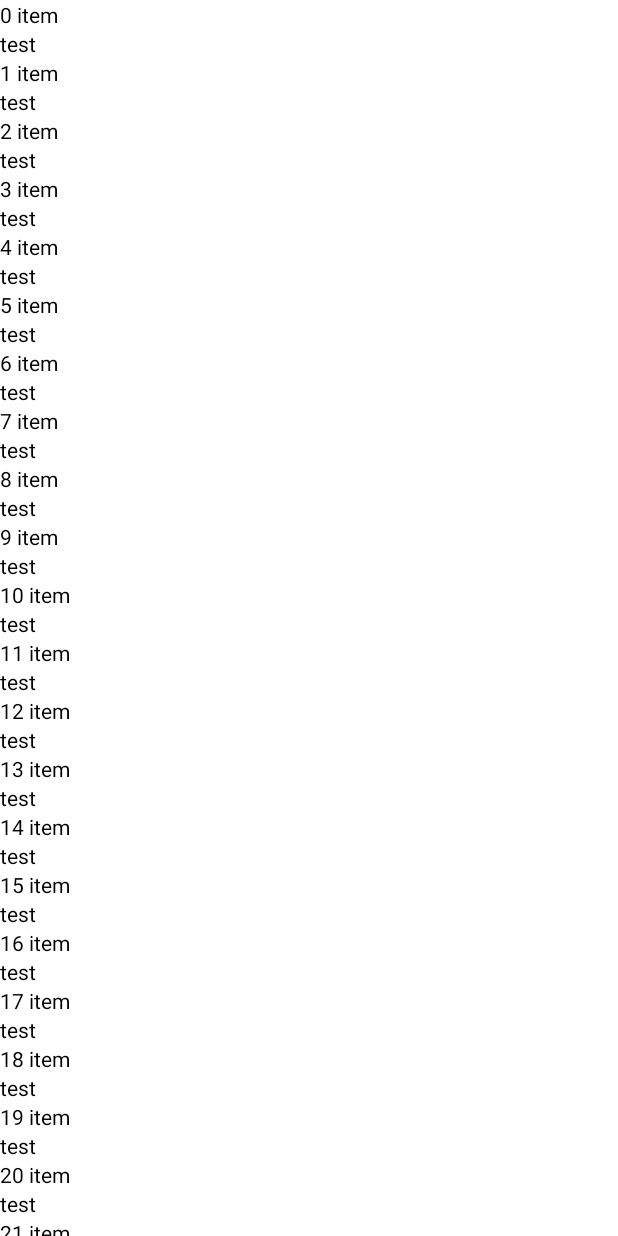
After one commit to SergeiKolyagO/tmsAndroid, an Android app: the RecyclerFragment screen opened through its navigation route, on a phone screen of 412 x 824 dp. The commit adds this screen. Run offline under Robolectric (Android 15) with nearby library versions, the phone set to English and light mode, and no system bars.

Commit message:
task4 homework

```diff
--- /dev/null
+++ b/app/src/main/java/com/example/task3/RecyclerAdapter.kt
@@ -0,0 +1,33 @@
+package com.example.task3
+
+import android.view.LayoutInflater
+import android.view.View
+import android.view.ViewGroup
+import android.widget.TextView
+import androidx.recyclerview.widget.RecyclerView
+
+class RecyclerAdapter (private val items: List<String>) :
+    RecyclerView.Adapter<RecyclerAdapter.MyViewHolder>() {
+
+    class MyViewHolder(itemView: View) : RecyclerView.ViewHolder(itemView) {
+        val largeTextView: TextView = itemView.findViewById(R.id.text_recycler1)
+        val smallTextView: TextView = itemView.findViewById(R.id.text_recycler2)
+    }
+
+    override fun onCreateViewHolder(parent: ViewGroup, viewType: Int): MyViewHolder {
+        val itemView = LayoutInflater.from(parent.context)
+            .inflate(R.layout.resytler_item, parent, false)
+        return MyViewHolder(itemView)
+    }
+
+    override fun onBindViewHolder(holder: MyViewHolder, position: Int) {
+        holder.apply {
+            largeTextView.text = items[position]
+            smallTextView.text = "test"
+        }
+    }
+
+    override fun getItemCount(): Int {
+        return items.size
+    }
+}
--- /dev/null
+++ b/app/src/main/java/com/example/task3/RecyclerFragment.kt
@@ -0,0 +1,40 @@
+package com.example.task3
+
+import android.os.Bundle
+import androidx.fragment.app.Fragment
+import android.view.LayoutInflater
+import android.view.View
+import android.view.ViewGroup
+import androidx.recyclerview.widget.LinearLayoutManager
+import com.example.task3.databinding.FragmentRecyclerBinding
+
+
+class RecyclerFragment : Fragment() {
+    private lateinit var binding: FragmentRecyclerBinding
+
+    override fun onCreateView(
+        inflater: LayoutInflater, container: ViewGroup?,
+        savedInstanceState: Bundle?
+    ): View {
+        binding = FragmentRecyclerBinding.inflate(layoutInflater,container,false)
+        return binding.root
+
+    }
+
+    override fun onViewCreated(view: View, savedInstanceState: Bundle?) {
+        super.onViewCreated(view, savedInstanceState)
+        initRecycler()
+
+    }
+    private fun initRecycler(){
+        binding.recyclerView.apply {
+            layoutManager = LinearLayoutManager(requireContext())
+            adapter = RecyclerAdapter(listOfElements())
+        }
+    }
+    private fun listOfElements(): List<String> {
+        val data = mutableListOf<String>()
+        (0..100).forEach {i -> data.add("$i item") }
+        return data
+    }
+}
--- /dev/null
+++ b/app/src/main/res/layout/fragment_recycler.xml
@@ -0,0 +1,12 @@
+<?xml version="1.0" encoding="utf-8"?>
+<LinearLayout xmlns:android="http://schemas.android.com/apk/res/android"
+    xmlns:tools="http://schemas.android.com/tools"
+    android:layout_width="match_parent"
+    android:layout_height="match_parent"
+    tools:context=".RecyclerFragment">
+
+    <androidx.recyclerview.widget.RecyclerView
+        android:id="@+id/recycler_view"
+        android:layout_width="match_parent"
+        android:layout_height="match_parent" />
+</LinearLayout>
--- /dev/null
+++ b/app/src/main/res/layout/resytler_item.xml
@@ -0,0 +1,18 @@
+<?xml version="1.0" encoding="utf-8"?>
+<LinearLayout xmlns:android="http://schemas.android.com/apk/res/android"
+    android:layout_width="match_parent"
+    android:layout_height="wrap_content"
+    android:orientation="vertical">
+
+    <TextView
+        android:id="@+id/text_recycler1"
+        android:layout_width="wrap_content"
+        android:textColor="@color/black"
+        android:layout_height="wrap_content"/>
+    <TextView
+        android:id="@+id/text_recycler2"
+        android:layout_width="wrap_content"
+        android:textColor="@color/black"
+        android:layout_height="wrap_content"/>
+
+</LinearLayout>
--- a/app/src/main/res/navigation/nav_graph.xml
+++ b/app/src/main/res/navigation/nav_graph.xml
@@ -21,6 +21,14 @@
         <action
             android:id="@+id/action_secondFragment_to_first_fragment"
             app:destination="@id/first_fragment" />
+        <action
+            android:id="@+id/action_secondFragment_to_recyclerFragment"
+            app:destination="@id/recyclerFragment" />
     </fragment>
+    <fragment
+        android:id="@+id/recyclerFragment"
+        android:name="com.example.task3.RecyclerFragment"
+        android:label="fragment_recycler"
+        tools:layout="@layout/fragment_recycler" />
 
 </navigation>
--- a/app/src/main/res/values/strings.xml
+++ b/app/src/main/res/values/strings.xml
@@ -6,6 +6,7 @@
     <string name="pass">Введите пароль:</string>
     <string name="log_b">LOGIN</string>
     <string name="btn_back">Back</string>
+    <string name="btn_next">Next</string>
     <!-- TODO: Remove or change this placeholder text -->
     <string name="hello_blank_fragment">Hello blank </string>
     <string-array name="Languages">
```
Also changed, not shown: app/src/main/java/com/example/task3/SecondFragment.kt (+43 -9 lines), app/src/main/res/layout/fragment_second.xml (+24 -15 lines), 2 other files.
